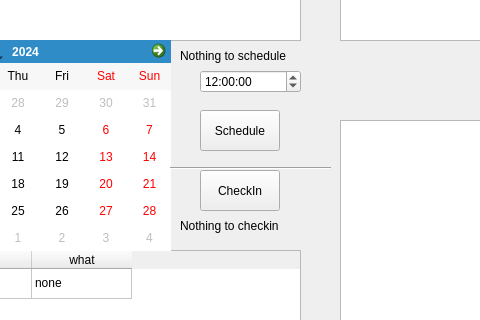
This is ui/mainwindow.ui in LabNeuroCogDevel/LNCDschedule as Qt 5 draws it before an edit; both pictures show x 190 to 670 and y 380 to 700 of the 1072 by 866 pixel window. The edited form follows.
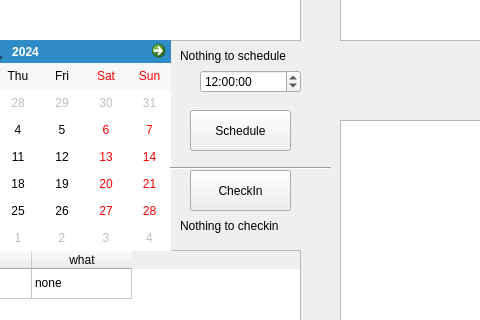
This is the edited form.

```diff
--- a/ui/mainwindow.ui
+++ b/ui/mainwindow.ui
@@ -102,9 +102,9 @@
    <widget class="QPushButton" name="schedule_button">
     <property name="geometry">
      <rect>
-      <x>390</x>
+      <x>380</x>
       <y>490</y>
-      <width>80</width>
+      <width>101</width>
       <height>41</height>
      </rect>
     </property>
@@ -115,9 +115,9 @@
    <widget class="QPushButton" name="checkin_button">
     <property name="geometry">
      <rect>
-      <x>390</x>
+      <x>380</x>
       <y>550</y>
-      <width>80</width>
+      <width>101</width>
       <height>41</height>
      </rect>
     </property>
```
